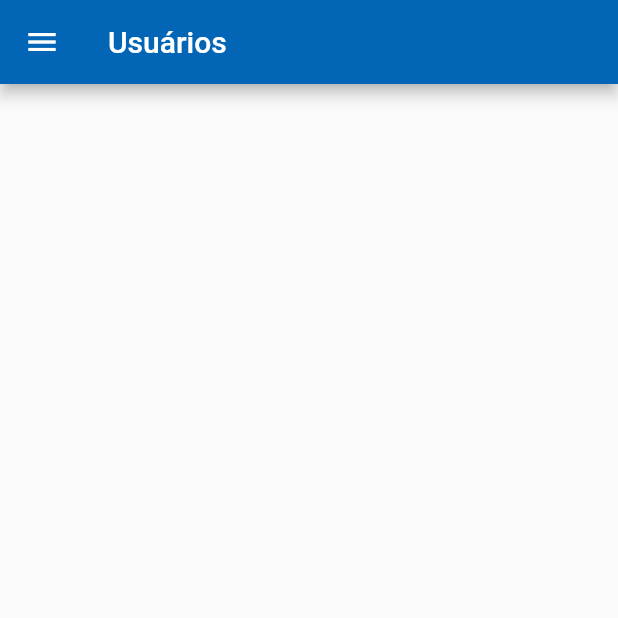
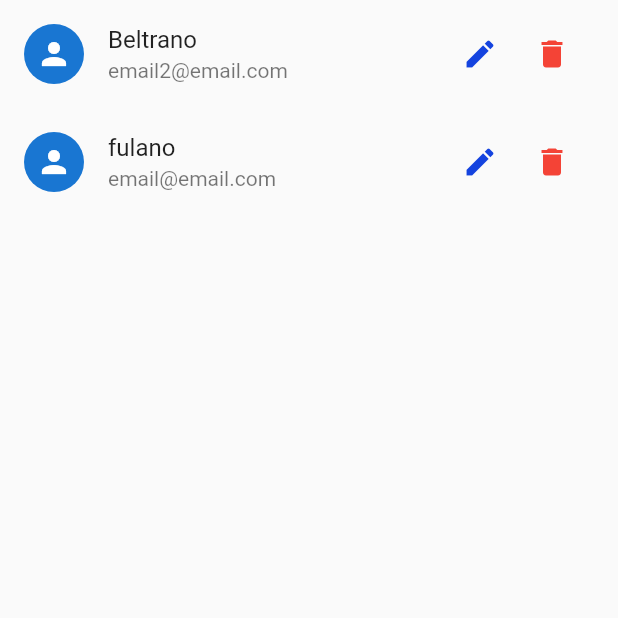
Before and after one commit to viniciusgalileu/controlusers, a Flutter app: the MenuDrawer screen opened directly, in the side drawer, after a tap on "Usuários", on a phone screen of 412 x 824 dp, the top half of it. Run offline on Flutter 3.47's test engine with Material 2 defaults, Android fonts, the phone set to English and light mode, and no system bars.

Commit message:
novas funções

```diff
--- /dev/null
+++ b/lib/componentes/ColabTile.dart
@@ -0,0 +1,34 @@
+import 'package:flutter/material.dart';
+import 'package:flutter/src/widgets/container.dart';
+import 'package:flutter/src/widgets/framework.dart';
+import 'package:web/componentes/classes.dart';
+
+class ColabTile extends StatelessWidget {
+  final Colabs colabs;
+  const ColabTile(this.colabs);
+  @override
+  Widget build(BuildContext context) {
+    return ListTile(
+      leading: CircleAvatar(child: Icon(Icons.person)),
+      title: Text(colabs.name),
+      subtitle: Text(colabs.email),
+      trailing: Container(
+        width: 100,
+        child: Row(
+          children: [
+            IconButton(
+              onPressed: () {},
+              icon: Icon(Icons.edit),
+              color: Color.fromARGB(255, 20, 67, 223),
+            ),
+            IconButton(
+              onPressed: () {},
+              icon: Icon(Icons.delete),
+              color: Colors.red,
+            )
+          ],
+        ),
+      ),
+    );
+  }
+}
--- /dev/null
+++ b/lib/componentes/Colab_list.dart
@@ -0,0 +1,24 @@
+import 'package:flutter/src/widgets/container.dart';
+import 'package:flutter/src/widgets/framework.dart';
+
+import 'package:flutter/material.dart';
+import 'package:web/componentes/ColabTile.dart';
+import 'package:web/componentes/classes.dart';
+import 'package:web/componentes/dummy.dart';
+
+class Colab_list extends StatelessWidget {
+  const Colab_list({super.key});
+
+  @override
+  Widget build(BuildContext context) {
+    final Colabs = {...DUMMY_USERS};
+
+    return Scaffold(
+      body: ListView.builder(
+        itemCount: Colabs.length,
+        itemBuilder: ((context, index) =>
+            ColabTile(Colabs.values.elementAt(index))),
+      ),
+    );
+  }
+}
--- /dev/null
+++ b/lib/componentes/classes.dart
@@ -0,0 +1,11 @@
+class Colabs {
+  final int id;
+  final String name;
+  final String email;
+
+  const Colabs({
+    required this.id,
+    required this.email,
+    required this.name,
+  });
+}
--- /dev/null
+++ b/lib/componentes/dummy.dart
@@ -0,0 +1,7 @@
+import 'package:web/componentes/classes.dart';
+import 'package:flutter/material.dart';
+
+const DUMMY_USERS = {
+  '1': Colabs(id: 01, email: 'email2@email.com', name: 'Beltrano'),
+  '2': Colabs(id: 02, email: 'email@email.com', name: 'fulano'),
+};
--- a/lib/paginas/usuarios.dart
+++ b/lib/paginas/usuarios.dart
@@ -1,5 +1,6 @@
 import 'package:flutter/material.dart';
 import 'package:web/cadastros/CadUser.dart';
+import 'package:web/componentes/Colab_list.dart';
 
 import '../componentes/drawer.dart';
 
@@ -10,19 +11,14 @@ class Usuarios extends StatefulWidget {
   State<Usuarios> createState() => _UsuariosState();
 }
 
+const appTitle = 'Lista Colaboradores';
+
 class _UsuariosState extends State<Usuarios> {
   @override
   Widget build(BuildContext context) {
-    return MaterialApp(
-      home: Scaffold(
-        body: Center(
-          child: Container(
-              child: MenuDrawer(
-            title: "Usuários",
-          )),
-        ),
-      ),
+    return Scaffold(
+      // body: MenuDrawer(title: appTitle,),
+      body: Colab_list(),
     );
-    //body: MenuDrawer(title: appTitle),
   }
 }
--- a/pubspec.yaml
+++ b/pubspec.yaml
@@ -33,6 +33,7 @@ dependencies:
     sdk: flutter
   mysql1: ^0.20.0
   http: ^0.13.5
+  provider:
 
 
   # The following adds the Cupertino Icons font to your application.
```
Also changed, not shown: lib/provider/providercolabs.dart (added), pubspec.lock.
